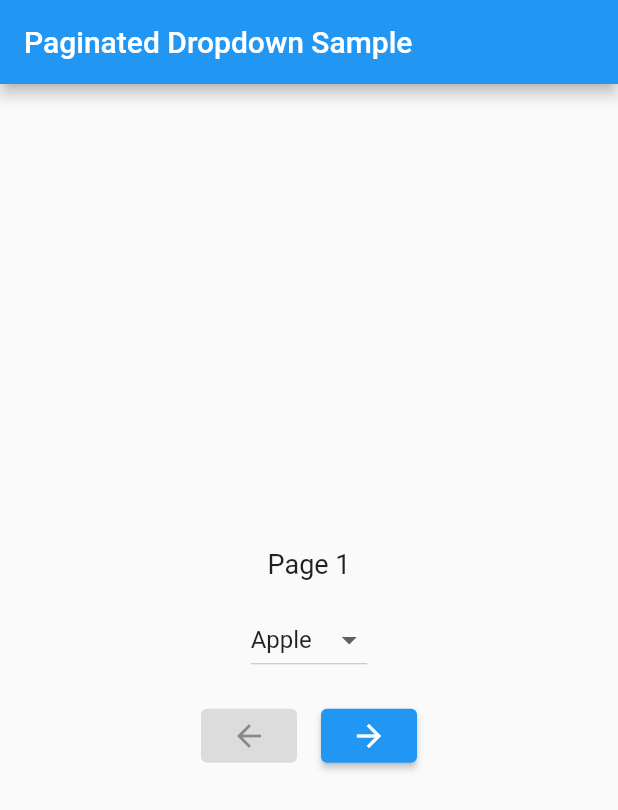
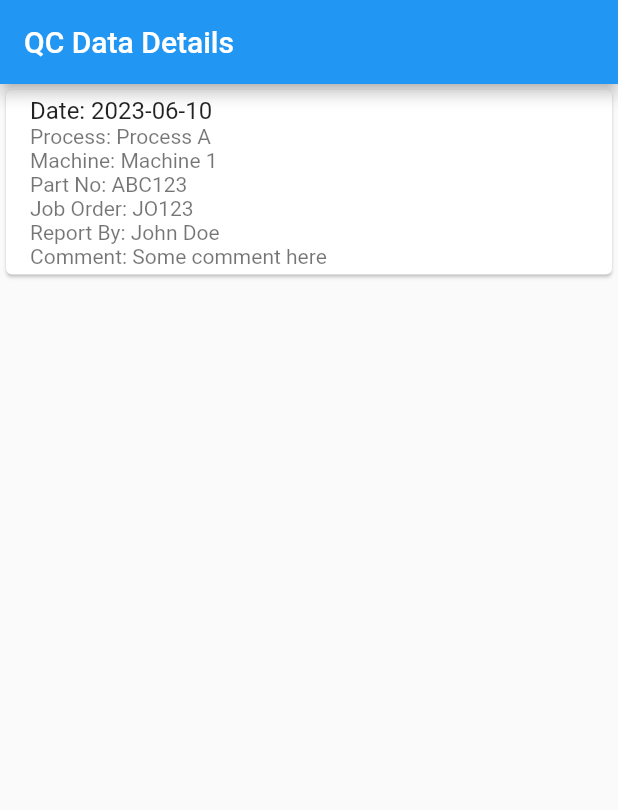
Before and after one commit to ICA40-RJLow/env, a Flutter app: the screen it shows after launch, on a phone screen of 412 x 824 dp. Shown: the top 810 px of the screen. Run offline on Flutter 3.47's test engine with Material 2 defaults, Android fonts, the phone set to English and light mode, and no system bars; our stand-ins replace flutter_typeahead.

Commit message:
Data Details sample

```diff
--- a/lib/main.dart
+++ b/lib/main.dart
@@ -1,10 +1,12 @@
 import 'package:flutter/material.dart';
+import 'package:flutter_test_program/samples/data_details_sample.dart';
+// import 'package:flutter_test_program/samples/data_inquiry_layout_sample.dart';
 // import 'package:flutter_test_program/samples/type_ahead.dart';
 // import 'package:flutter_test_program/samples/get_api.dart';
-import 'package:flutter_test_program/samples/paginated_dropdown.dart';
+// import 'package:flutter_test_program/samples/paginated_dropdown.dart';
 // import 'package:flutter_test_program/samples/data_entry_sample.dart';
 // import 'package:flutter_test_program/samples/login_post.dart';
 
 void main() {
-  runApp(const MaterialApp(home: MyApp()));
+  runApp( MaterialApp(home: QCDataDetailsPage()));
 }
--- /dev/null
+++ b/lib/samples/data_details_sample.dart
@@ -0,0 +1,75 @@
+import 'package:flutter/material.dart';
+
+class QCDataDetailsPage extends StatelessWidget {
+  final List<QCData> qcDataList = [
+    QCData(
+      date: '2023-06-10',
+      process: 'Process A',
+      machine: 'Machine 1',
+      partNo: 'ABC123',
+      jobOrder: 'JO123',
+      reportBy: 'John Doe',
+      comment: 'Some comment here',
+    ),
+    // Add more QCData objects here...
+  ];
+
+  QCDataDetailsPage({super.key});
+
+  @override
+  Widget build(BuildContext context) {
+    return Scaffold(
+      appBar: AppBar(
+        title: const Text('QC Data Details'),
+      ),
+      body: ListView.builder(
+        itemCount: qcDataList.length,
+        itemBuilder: (context, index) {
+          final qcData = qcDataList[index];
+          return Card(
+            child: ListTile(
+              title: Text('Date: ${qcData.date}'),
+              subtitle: Column(
+                crossAxisAlignment: CrossAxisAlignment.start,
+                children: [
+                  Text('Process: ${qcData.process}'),
+                  Text('Machine: ${qcData.machine}'),
+                  Text('Part No: ${qcData.partNo}'),
+                  Text('Job Order: ${qcData.jobOrder}'),
+                  Text('Report By: ${qcData.reportBy}'),
+                  Text('Comment: ${qcData.comment}'),
+                ],
+              ),
+            ),
+          );
+        },
+      ),
+    );
+  }
+}
+
+class QCData {
+  final String date;
+  final String process;
+  final String machine;
+  final String partNo;
+  final String jobOrder;
+  final String reportBy;
+  final String comment;
+
+  QCData({
+    required this.date,
+    required this.process,
+    required this.machine,
+    required this.partNo,
+    required this.jobOrder,
+    required this.reportBy,
+    required this.comment,
+  });
+}
+
+void main() {
+  runApp(MaterialApp(
+    home: QCDataDetailsPage(),
+  ));
+}
--- a/pubspec.yaml
+++ b/pubspec.yaml
@@ -31,7 +31,8 @@ dependencies:
   flutter:
     sdk: flutter
   http: ^1.0.0
-  flutter_typeahead: ^4.6.0
+  flutter_typeahead: ^4.6.1
+  intl: ^0.18.1
 
   # The following adds the Cupertino Icons font to your application.
   # Use with the CupertinoIcons class for iOS style icons.
```
Also changed, not shown: lib/samples/data_inquiry_layout_sample.dart (added, +167 -0 lines), pubspec.lock.
